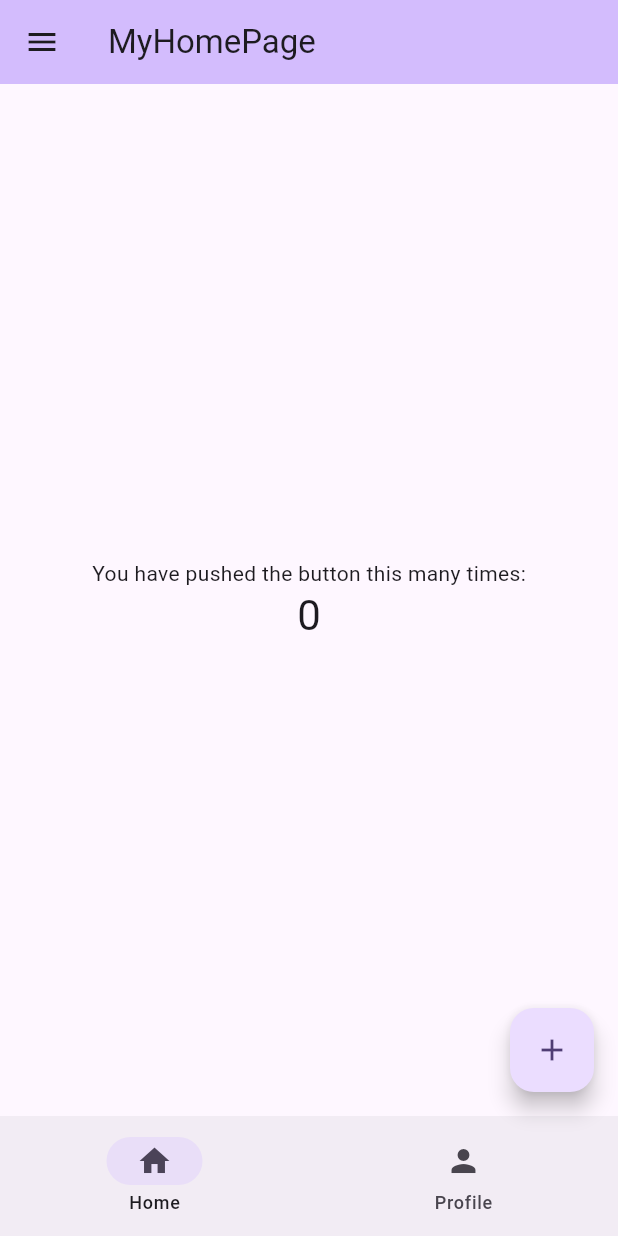
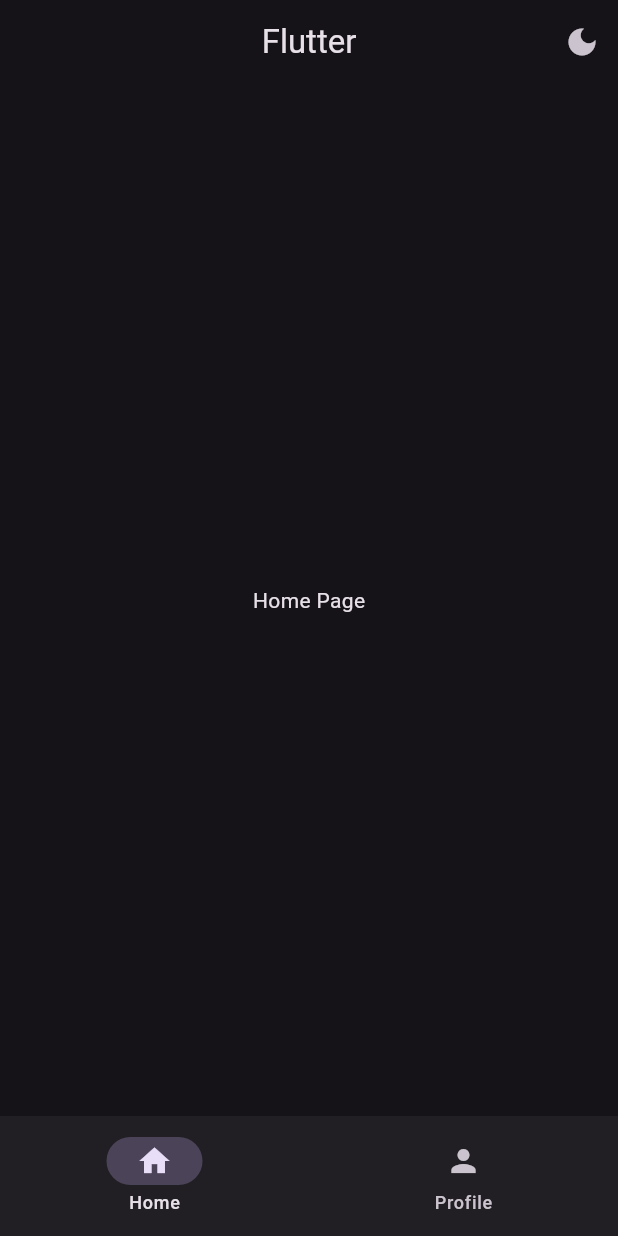
Before and after one commit to Mohamed-Samir-Ibrahim/Practice, a Flutter app: the screen it shows after launch, on a phone screen of 412 x 824 dp. Run offline on Flutter 3.47's test engine with Material 3 defaults, Android fonts, the phone set to English and light mode, and no system bars.

Commit message:
fix: make all widgets listened by value notifier widget.

```diff
--- a/lib/main.dart
+++ b/lib/main.dart
@@ -1,4 +1,6 @@
 import 'package:flutter/material.dart';
+import 'package:flutter_practice/second_basics/data/value_notifier_widget.dart';
+import 'package:flutter_practice/second_basics/presentation/view/widget_tree.dart';
 
 void main() {
   runApp(const MyApp());
@@ -8,11 +10,21 @@ class MyApp extends StatelessWidget {
   const MyApp({super.key});
   @override
   Widget build(BuildContext context) {
-    return MaterialApp(
-      debugShowCheckedModeBanner: false,
-      title: 'Flutter Demo',
-      theme: ThemeData(colorScheme: .fromSeed(seedColor: Colors.deepPurple)),
-      home: MyHomePage(title: 'MyHomePage'),
+    return ValueListenableBuilder(
+      valueListenable: isDarkModeNotifier,
+      builder: (context, isDarkMode, child) {
+        return MaterialApp(
+          debugShowCheckedModeBanner: false,
+          title: 'Flutter Demo',
+          theme: ThemeData(
+            colorScheme: ColorScheme.fromSeed(
+              seedColor: Colors.deepPurple,
+              brightness: isDarkMode ? Brightness.light : Brightness.dark,
+            ),
+          ),
+          home: WidgetTree(),
+        );
+      },
     );
   }
 }
--- /dev/null
+++ b/lib/second_basics/presentation/view/home_page.dart
@@ -0,0 +1,10 @@
+import 'package:flutter/material.dart';
+
+class HomePage extends StatelessWidget {
+  const HomePage({super.key});
+
+  @override
+  Widget build(BuildContext context) {
+    return Center(child: Text('Home Page'));
+  }
+}
--- /dev/null
+++ b/lib/second_basics/presentation/view/profile_page.dart
@@ -0,0 +1,27 @@
+import 'package:flutter/material.dart';
+
+class ProfilePage extends StatefulWidget {
+  const ProfilePage({super.key});
+
+  @override
+  State<ProfilePage> createState() => _ProfilePageState();
+}
+
+class _ProfilePageState extends State<ProfilePage> {
+  TextEditingController controller = TextEditingController();
+
+  @override
+  Widget build(BuildContext context) {
+    return Padding(
+      padding: const EdgeInsets.all(16.0),
+      child: Column(
+        children: [
+          TextField(
+            controller: controller,
+            decoration: InputDecoration(border: OutlineInputBorder()),
+          ),
+        ],
+      ),
+    );
+  }
+}
--- /dev/null
+++ b/lib/second_basics/presentation/view/widget_tree.dart
@@ -0,0 +1,48 @@
+import 'package:flutter/material.dart';
+import 'package:flutter_practice/second_basics/data/value_notifier_widget.dart';
+import 'package:flutter_practice/second_basics/presentation/view/home_page.dart';
+import 'package:flutter_practice/second_basics/presentation/view/profile_page.dart';
+import 'package:flutter_practice/second_basics/presentation/widget/nav_bar_widget.dart';
+
+class WidgetTree extends StatefulWidget {
+  const WidgetTree({super.key});
+
+  @override
+  State<WidgetTree> createState() => _WidgetTreeState();
+}
+
+class _WidgetTreeState extends State<WidgetTree> {
+  List<Widget> pages = [HomePage(), ProfilePage()];
+
+  @override
+  Widget build(BuildContext context) {
+    return ValueListenableBuilder(
+      builder: (context, isDarkMode, child) {
+        return Scaffold(
+          appBar: AppBar(
+            title: Text('Flutter'),
+            centerTitle: true,
+            actions: [
+              IconButton(
+                onPressed: () {
+                  setState(() {
+                    isDarkModeNotifier.value = !isDarkModeNotifier.value;
+                  });
+                },
+                icon: Icon(isDarkMode ? Icons.light_mode : Icons.dark_mode),
+              ),
+            ],
+          ),
+          body: ValueListenableBuilder(
+            valueListenable: selectedPageNotifier,
+            builder: (context, value, child) {
+              return pages.elementAt(value);
+            },
+          ),
+          bottomNavigationBar: NavBarWidget(),
+        );
+      },
+      valueListenable: isDarkModeNotifier,
+    );
+  }
+}
--- /dev/null
+++ b/lib/second_basics/presentation/widget/nav_bar_widget.dart
@@ -0,0 +1,32 @@
+import 'package:flutter/material.dart';
+import 'package:flutter_practice/second_basics/data/value_notifier_widget.dart';
+
+class NavBarWidget extends StatefulWidget {
+  const NavBarWidget({super.key});
+
+  @override
+  State<NavBarWidget> createState() => _NavBarWidgetState();
+}
+
+class _NavBarWidgetState extends State<NavBarWidget> {
+  @override
+  Widget build(BuildContext context) {
+    return ValueListenableBuilder(
+      builder: (context, selectedPage, child) {
+        return NavigationBar(
+          destinations: [
+            NavigationDestination(icon: Icon(Icons.home), label: 'Home'),
+            NavigationDestination(icon: Icon(Icons.person), label: 'Profile'),
+          ],
+          selectedIndex: selectedPageNotifier.value,
+          onDestinationSelected: (value) {
+            setState(() {
+              selectedPageNotifier.value = value;
+            });
+          },
+        );
+      },
+      valueListenable: selectedPageNotifier,
+    );
+  }
+}
```
